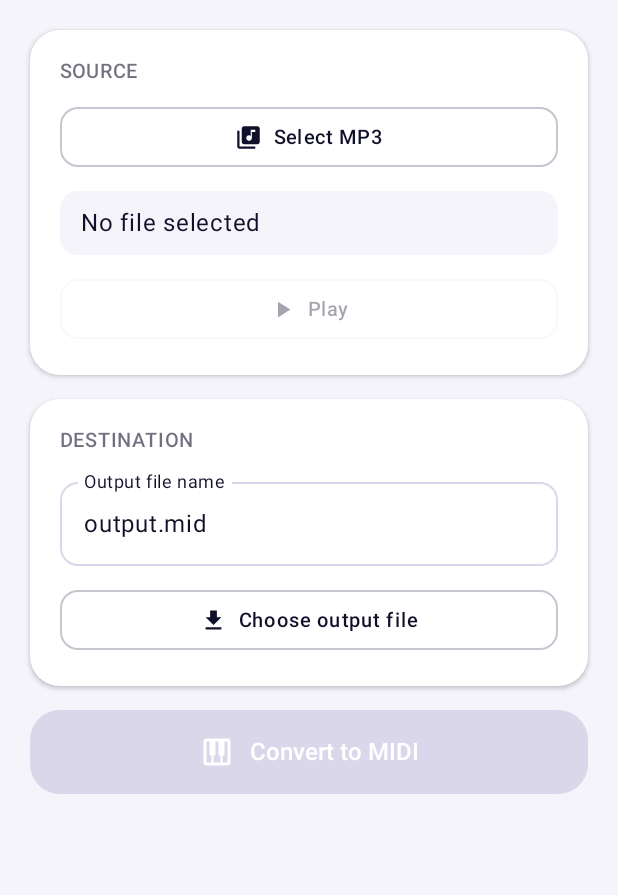
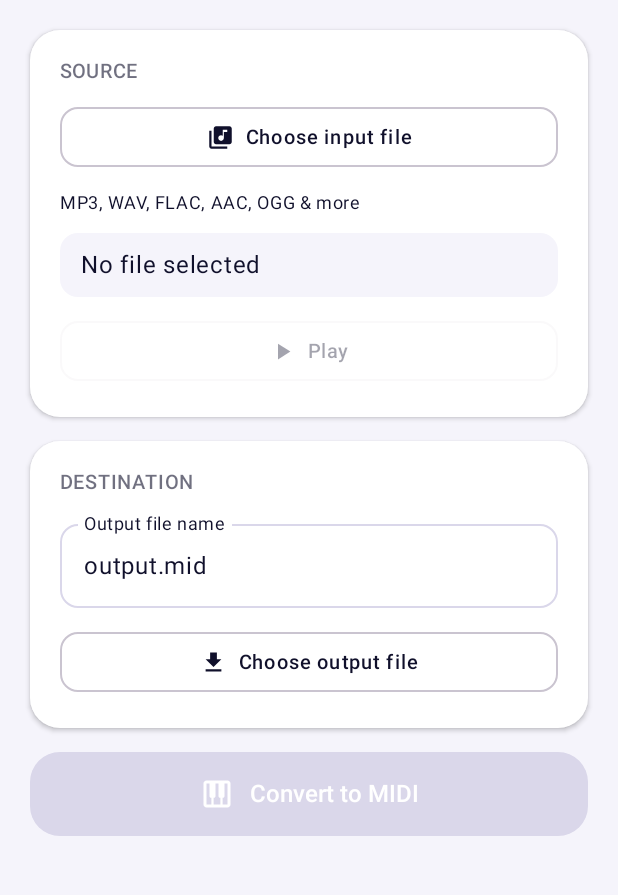
Before and after one commit to roge-rm/MP3toMIDI, an Android app built with Jetpack Compose: the screen it shows after launch (MainActivity), on a phone screen of 412 x 824 dp, the part 130-1025 px from its top. Run offline under Robolectric (Android 15) with nearby library versions, the phone set to English and light mode, and no system bars; 1 statement that could not run was skipped.

Commit message:
Rename input button, advertise format support, exclude MIDI input
"Select MP3" is renamed to "Choose input file" to match "Choose output
file", with a caption underneath ("MP3, WAV, FLAC, AAC, OGG & more")
since the app already accepts any format Android's MediaExtractor/
MediaCodec can decode, not just MP3 (the picker has always launched
with a generic audio filter).

Also found and fixed a real gap while investigating: the old "audio/*"
filter also matched audio/midi, so a .mid file was a selectable input.
It didn't crash -- Android's built-in MIDI softsynth silently renders
it to generic PCM, which the pipeline then separates/transcribes/
reclassifies as if it were a real song, producing a nonsensical,
degraded MIDI-through-audio-through-MIDI round trip instead of an
error. Replaced the wildcard with an explicit list of common lossy/
lossless audio mime types that excludes MIDI. Verified on-device: the
picker now shows .mid files grayed out (enabled=false) while .mp3 and
other audio files remain selectable.

Co-Authored-By: Claude Sonnet 5 <noreply@anthropic.com>
Claude-Session: https://claude.ai/code/session_01Q2KFBac29Azf6cp1r7SLY2

```diff
--- a/app/src/main/java/com/rm/mp3tomidi/ui/MainScreen.kt
+++ b/app/src/main/java/com/rm/mp3tomidi/ui/MainScreen.kt
@@ -79,6 +79,23 @@ import com.rm.mp3tomidi.util.displayNameOf
 // the app icon's 3-color order, top to bottom) keeps it vivid the whole way across instead.
 private val HeaderGradient = Brush.horizontalGradient(listOf(BrandTeal, BrandYellow, BrandPink))
 
+// Explicit list rather than the "audio/*" wildcard -- that wildcard also matches audio/midi, and
+// a .mid file picked as input doesn't fail cleanly: Android's built-in MIDI softsynth renders it
+// to generic-sounding PCM, which the pipeline then happily separates/transcribes/reclassifies as
+// if it were a real song, producing a nonsensical, degraded MIDI reconstruction instead of an
+// error. Covers common lossy and lossless formats Android's MediaExtractor/MediaCodec can decode.
+private val SUPPORTED_INPUT_MIME_TYPES = arrayOf(
+    "audio/mpeg",
+    "audio/mp4",
+    "audio/aac",
+    "audio/ogg",
+    "audio/opus",
+    "audio/flac",
+    "audio/x-flac",
+    "audio/wav",
+    "audio/x-wav",
+)
+
 @Composable
 fun MainScreen(viewModel: MainViewModel) {
     val context = LocalContext.current
@@ -151,9 +168,14 @@ fun MainScreen(viewModel: MainViewModel) {
             ) {
                 SectionCard(title = "Source") {
                     OutlinedActionButton(
-                        text = stringResource(R.string.select_mp3),
+                        text = stringResource(R.string.choose_input),
                         icon = Icons.Filled.LibraryMusic,
-                        onClick = { openInputLauncher.launch(arrayOf("audio/*")) },
+                        onClick = { openInputLauncher.launch(SUPPORTED_INPUT_MIME_TYPES) },
+                    )
+                    Text(
+                        text = stringResource(R.string.input_formats_hint),
+                        style = MaterialTheme.typography.bodySmall,
+                        color = MaterialTheme.colorScheme.onSurfaceVariant,
                     )
                     FileNameChip(inputFileName ?: stringResource(R.string.no_file_selected))
                     OutlinedActionButton(
--- a/app/src/main/res/values/strings.xml
+++ b/app/src/main/res/values/strings.xml
@@ -1,6 +1,7 @@
 <resources>
     <string name="app_name">MP3toMIDI</string>
-    <string name="select_mp3">Select MP3</string>
+    <string name="choose_input">Choose input file</string>
+    <string name="input_formats_hint">MP3, WAV, FLAC, AAC, OGG &amp; more</string>
     <string name="choose_output">Choose output file</string>
     <string name="output_file_name">Output file name</string>
     <string name="convert">Convert to MIDI</string>
```
